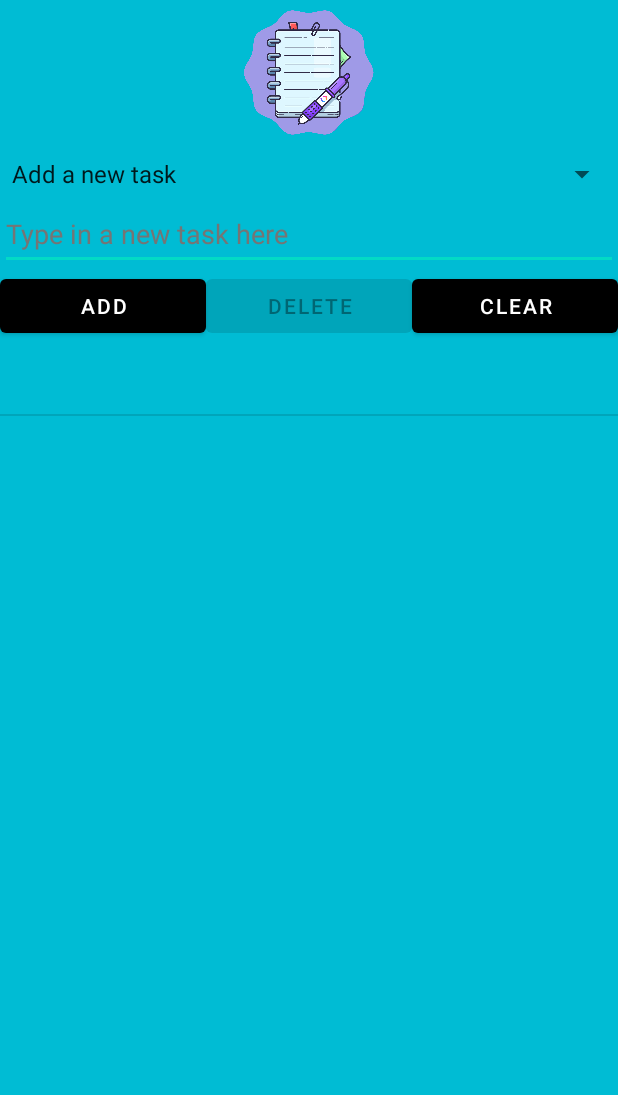
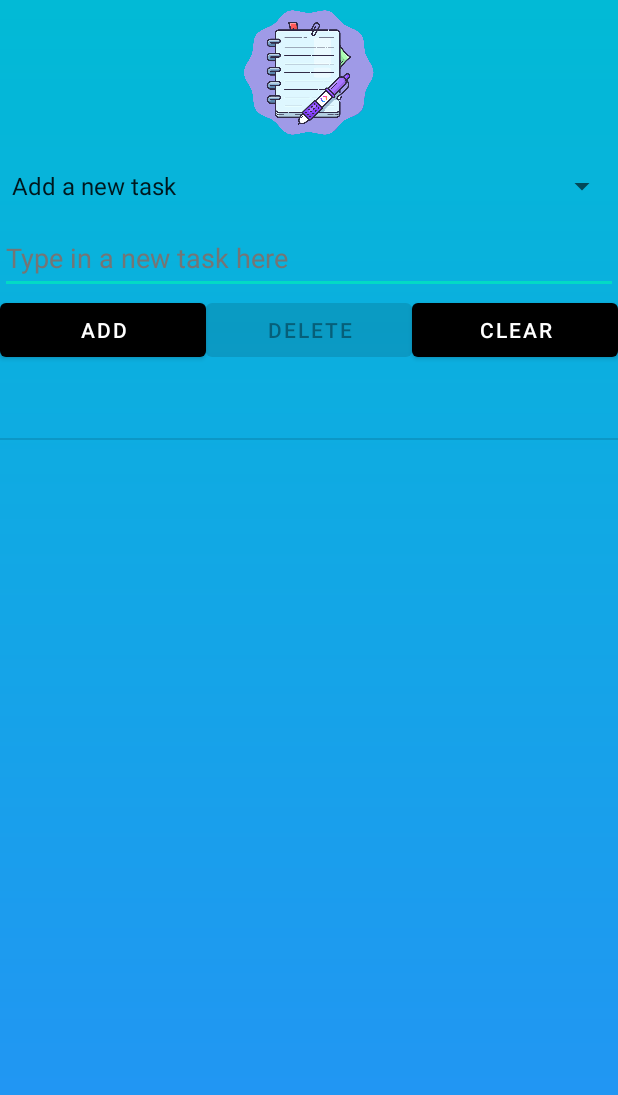
Before and after one commit to EEIVIEE/Simple_To_Do, an Android app: the screen it shows after launch (MainActivity), after a tap on "ADD", on a phone screen of 412 x 824 dp, the part 141-1236 px from its top. Run offline under Robolectric (Android 15) with nearby library versions, the phone set to English and light mode, and no system bars.

Commit message:
minor improvements

```diff
--- /dev/null
+++ b/app/src/main/res/drawable/gradient_background.xml
@@ -0,0 +1,5 @@
+<?xml version="1.0" encoding="utf-8"?>
+<shape xmlns:android="http://schemas.android.com/apk/res/android" android:shape="rectangle">
+    <gradient android:startColor="#00BCD4" android:endColor="#2196F3" android:angle="@integer/material_motion_duration_long_1" android:type="linear"/>
+
+</shape>
--- a/app/src/main/res/layout/activity_main.xml
+++ b/app/src/main/res/layout/activity_main.xml
@@ -4,7 +4,7 @@
     xmlns:tools="http://schemas.android.com/tools"
     android:layout_width="match_parent"
     android:layout_height="match_parent"
-    android:background="#00BCD4"
+    android:background="@drawable/gradient_background"
     android:gravity="center"
     android:orientation="vertical"
     tools:context=".MainActivity">
@@ -31,7 +31,7 @@
         android:layout_width="match_parent"
         android:layout_height="wrap_content"
         android:entries="@array/manageTasks"
-        android:minHeight="32dp" />
+        android:minHeight="48dp" />
 
     <EditText
         android:id="@+id/editTextTasks"
```
